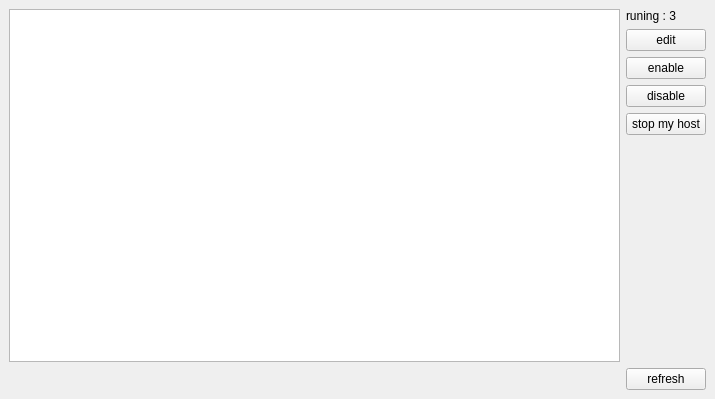
Qt form rbhusUI/lib/rbhusHostMod.ui (aumanimationstudios/rbhus) before a commit.
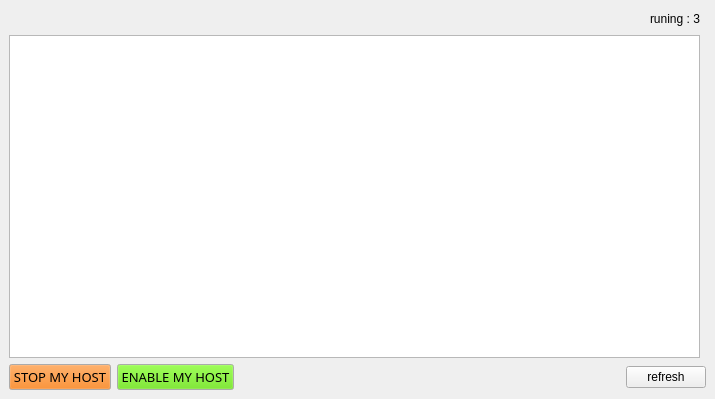
The same form after that commit.

What changed in the file:
```diff
--- a/rbhusUI/lib/rbhusHostMod.ui
+++ b/rbhusUI/lib/rbhusHostMod.ui
@@ -19,6 +19,9 @@
   <property name="windowTitle">
    <string>rbhusHost</string>
   </property>
+  <property name="layoutDirection">
+   <enum>Qt::LeftToRight</enum>
+  </property>
   <widget class="QWidget" name="centralwidget">
    <property name="sizePolicy">
     <sizepolicy hsizetype="MinimumExpanding" vsizetype="Preferred">
@@ -27,7 +30,211 @@
     </sizepolicy>
    </property>
    <layout class="QGridLayout" name="gridLayout">
-    <item row="2" column="0">
+    <item row="5" column="0" colspan="2">
+     <layout class="QHBoxLayout" name="horizontalLayout_2">
+      <item>
+       <widget class="QPushButton" name="pushLocalStop">
+        <property name="palette">
+         <palette>
+          <active>
+           <colorrole role="Button">
+            <brush brushstyle="SolidPattern">
+             <color alpha="255">
+              <red>237</red>
+              <green>114</green>
+              <blue>0</blue>
+             </color>
+            </brush>
+           </colorrole>
+           <colorrole role="Text">
+            <brush brushstyle="SolidPattern">
+             <color alpha="255">
+              <red>0</red>
+              <green>0</green>
+              <blue>0</blue>
+             </color>
+            </brush>
+           </colorrole>
+          </active>
+          <inactive>
+           <colorrole role="Button">
+            <brush brushstyle="SolidPattern">
+             <color alpha="255">
+              <red>237</red>
+              <green>114</green>
+              <blue>0</blue>
+             </color>
+            </brush>
+           </colorrole>
+           <colorrole role="Text">
+            <brush brushstyle="SolidPattern">
+             <color alpha="255">
+              <red>0</red>
+              <green>0</green>
+              <blue>0</blue>
+             </color>
+            </brush>
+           </colorrole>
+          </inactive>
+          <disabled>
+           <colorrole role="Button">
+            <brush brushstyle="SolidPattern">
+             <color alpha="255">
+              <red>237</red>
+              <green>114</green>
+              <blue>0</blue>
+             </color>
+            </brush>
+           </colorrole>
+           <colorrole role="Text">
+            <brush brushstyle="SolidPattern">
+             <color alpha="255">
+              <red>169</red>
+              <green>167</green>
+              <blue>167</blue>
+             </color>
+            </brush>
+           </colorrole>
+          </disabled>
+         </palette>
+        </property>
+        <property name="font">
+         <font>
+          <family>Sans Serif</family>
+          <pointsize>10</pointsize>
+          <kerning>true</kerning>
+         </font>
+        </property>
+        <property name="autoFillBackground">
+         <bool>false</bool>
+        </property>
+        <property name="text">
+         <string>STOP MY HOST</string>
+        </property>
+        <property name="iconSize">
+         <size>
+          <width>16</width>
+          <height>16</height>
+         </size>
+        </property>
+        <property name="flat">
+         <bool>false</bool>
+        </property>
+       </widget>
+      </item>
+      <item>
+       <widget class="QPushButton" name="pushLocalEnable">
+        <property name="palette">
+         <palette>
+          <active>
+           <colorrole role="Button">
+            <brush brushstyle="SolidPattern">
+             <color alpha="255">
+              <red>90</red>
+              <green>223</green>
+              <blue>1</blue>
+             </color>
+            </brush>
+           </colorrole>
+           <colorrole role="Text">
+            <brush brushstyle="SolidPattern">
+             <color alpha="255">
+              <red>0</red>
+              <green>0</green>
+              <blue>0</blue>
+             </color>
+            </brush>
+           </colorrole>
+          </active>
+          <inactive>
+           <colorrole role="Button">
+            <brush brushstyle="SolidPattern">
+             <color alpha="255">
+              <red>90</red>
+              <green>223</green>
+              <blue>1</blue>
+             </color>
+            </brush>
+           </colorrole>
+           <colorrole role="Text">
+            <brush brushstyle="SolidPattern">
+             <color alpha="255">
+              <red>0</red>
+              <green>0</green>
+              <blue>0</blue>
+             </color>
+            </brush>
+           </colorrole>
+          </inactive>
+          <disabled>
+           <colorrole role="Button">
+            <brush brushstyle="SolidPattern">
+             <color alpha="255">
+              <red>90</red>
+              <green>223</green>
+              <blue>1</blue>
+             </color>
+            </brush>
+           </colorrole>
+           <colorrole role="Text">
+            <brush brushstyle="SolidPattern">
+             <color alpha="255">
+              <red>169</red>
+              <green>167</green>
+              <blue>167</blue>
+             </color>
+            </brush>
+           </colorrole>
+          </disabled>
+         </palette>
+        </property>
+        <property name="font">
+         <font>
+          <family>Sans Serif</family>
+          <pointsize>10</pointsize>
+          <kerning>true</kerning>
+         </font>
+        </property>
+        <property name="autoFillBackground">
+         <bool>false</bool>
+        </property>
+        <property name="text">
+         <string>ENABLE MY HOST</string>
+        </property>
+        <property name="iconSize">
+         <size>
+          <width>16</width>
+          <height>16</height>
+         </size>
+        </property>
+        <property name="flat">
+         <bool>false</bool>
+        </property>
+       </widget>
+      </item>
+      <item>
+       <spacer name="horizontalSpacer">
+        <property name="orientation">
+         <enum>Qt::Horizontal</enum>
+        </property>
+        <property name="sizeHint" stdset="0">
+         <size>
+          <width>40</width>
+          <height>20</height>
+         </size>
+        </property>
+       </spacer>
+      </item>
+      <item>
+       <widget class="QPushButton" name="pushRefresh">
+        <property name="text">
+         <string>refresh</string>
+        </property>
+       </widget>
+      </item>
+     </layout>
+    </item>
+    <item row="4" column="0">
      <widget class="QTableWidget" name="tableHost">
       <property name="sizePolicy">
        <sizepolicy hsizetype="MinimumExpanding" vsizetype="Expanding">
@@ -38,6 +245,12 @@
       <property name="contextMenuPolicy">
        <enum>Qt::CustomContextMenu</enum>
       </property>
+      <property name="layoutDirection">
+       <enum>Qt::LeftToRight</enum>
+      </property>
+      <property name="verticalScrollBarPolicy">
+       <enum>Qt::ScrollBarAsNeeded</enum>
+      </property>
       <property name="editTriggers">
        <set>QAbstractItemView::NoEditTriggers</set>
       </property>
@@ -58,77 +271,28 @@
       </attribute>
      </widget>
     </item>
-    <item row="2" column="1">
-     <layout class="QVBoxLayout" name="verticalLayout">
+    <item row="0" column="0">
+     <layout class="QHBoxLayout" name="horizontalLayout">
+      <item>
+       <spacer name="horizontalSpacer_2">
+        <property name="orientation">
+         <enum>Qt::Horizontal</enum>
+        </property>
+        <property name="sizeHint" stdset="0">
+         <size>
+          <width>40</width>
+          <height>20</height>
+         </size>
+        </property>
+       </spacer>
+      </item>
       <item>
        <widget class="QLabel" name="LabelRunning">
+        <property name="layoutDirection">
+         <enum>Qt::LeftToRight</enum>
+        </property>
         <property name="text">
          <string>runing : 3</string>
-        </property>
-       </widget>
-      </item>
-      <item>
-       <widget class="QPushButton" name="pushEdit">
-        <property name="text">
-         <string>edit</string>
-        </property>
-       </widget>
-      </item>
-      <item>
-       <widget class="QPushButton" name="pushEnable">
-        <property name="text">
-         <string>enable</string>
-        </property>
-       </widget>
-      </item>
-      <item>
-       <widget class="QPushButton" name="pushDisable">
-        <property name="text">
-         <string>disable</string>
-        </property>
-       </widget>
-      </item>
-      <item>
-       <widget class="QPushButton" name="pushStop">
-        <property name="text">
-         <string>stop my host</string>
-        </property>
-       </widget>
-      </item>
-      <item>
-       <spacer name="verticalSpacer">
-        <property name="orientation">
-         <enum>Qt::Vertical</enum>
-        </property>
-        <property name="sizeHint" stdset="0">
-         <size>
-          <width>20</width>
-          <height>40</height>
-         </size>
-        </property>
-       </spacer>
-      </item>
-     </layout>
-    </item>
-    <item row="3" column="0" colspan="2">
-     <layout class="QHBoxLayout" name="horizontalLayout_2">
-      <item>
-       <spacer name="horizontalSpacer">
-        <property name="orientation">
-         <enum>Qt::Horizontal</enum>
-        </property>
-        <property name="sizeHint" stdset="0">
-         <size>
-          <width>40</width>
-          <height>20</height>
-         </size>
-        </property>
-       </spacer>
-      </item>
-      <item>
-       <widget class="QPushButton" name="pushRefresh">
-        <property name="text">
-         <string>refresh</string>
         </property>
        </widget>
       </item>
```
Left out of the diff: 3 changed lines with no effect on the pictures.
